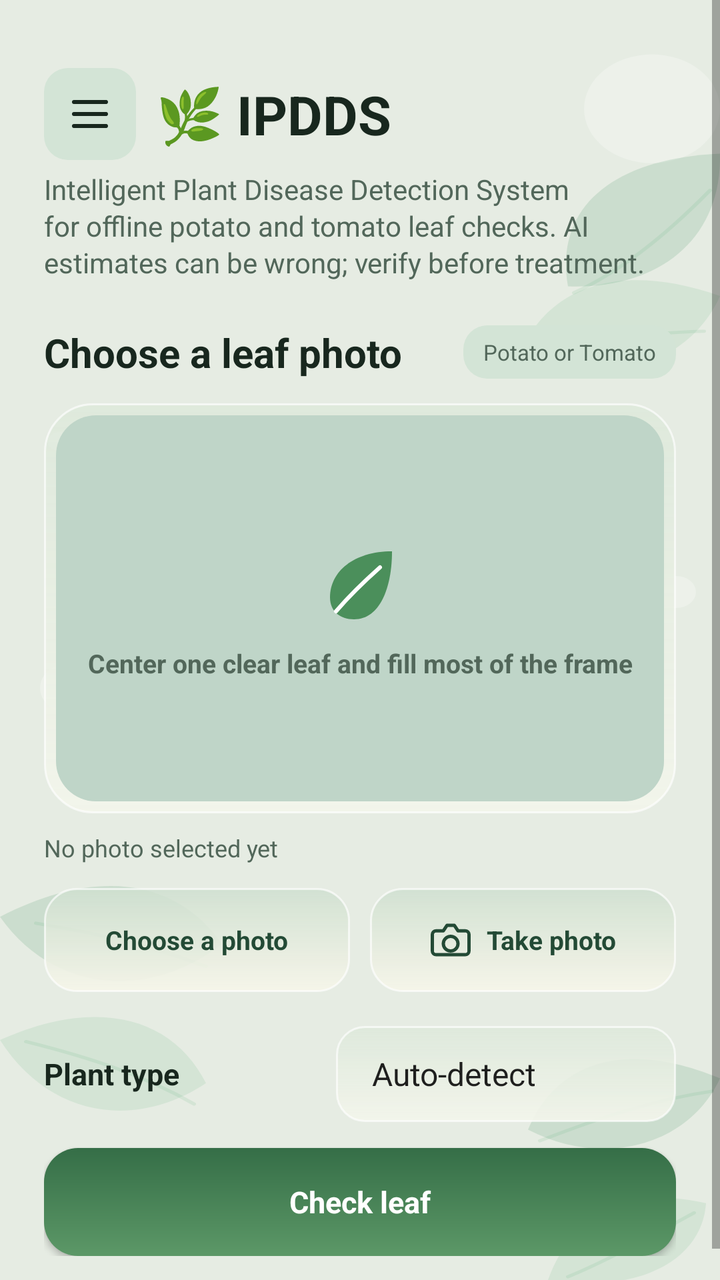
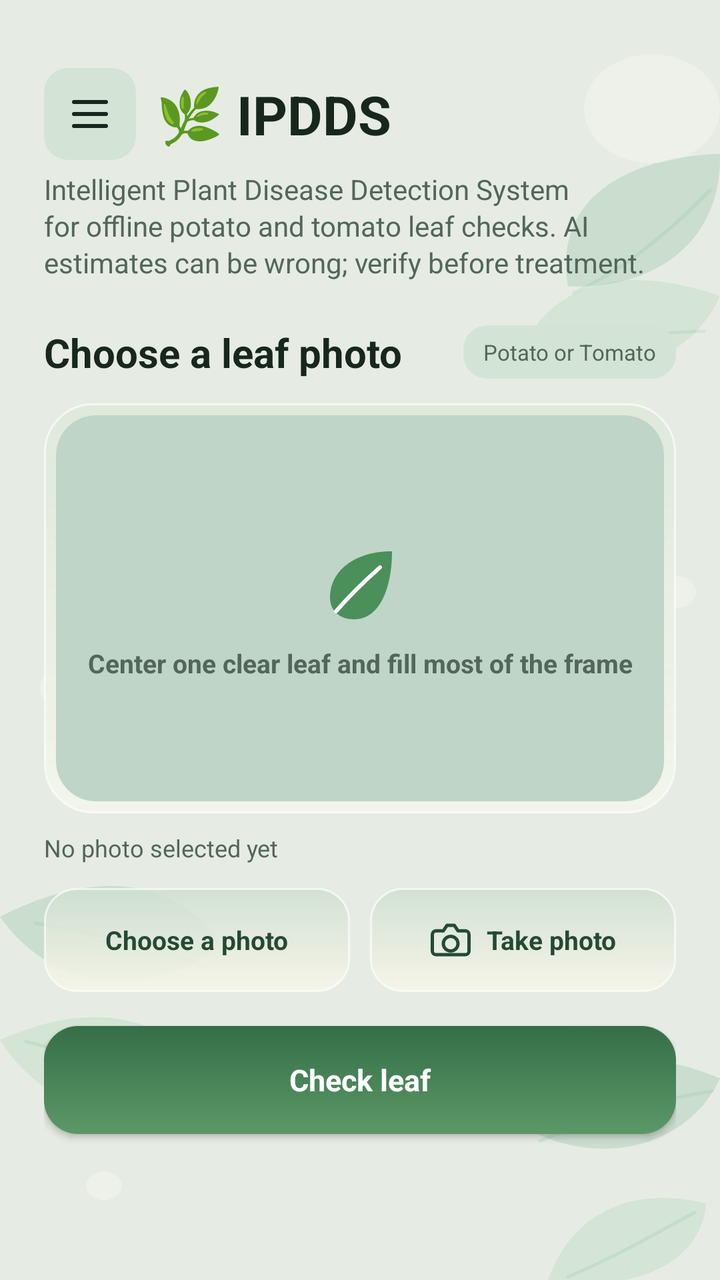

An Android layout rendered at two revisions. The XML below is the earlier revision; the diff shows what the commit changed to produce the second picture.
<!-- AndroidManifest.xml: application theme AppTheme -->
<!-- res/layout/page_scanner.xml -->
<ScrollView xmlns:android="http://schemas.android.com/apk/res/android"
    android:layout_width="match_parent"
    android:layout_height="match_parent"
    android:background="@drawable/plant_wallpaper"
    android:clipToPadding="false"
    android:fillViewport="true">

    <LinearLayout
        android:layout_width="match_parent"
        android:layout_height="wrap_content"
        android:orientation="vertical"
        android:paddingStart="22dp"
        android:paddingTop="34dp"
        android:paddingEnd="22dp"
        android:paddingBottom="28dp">

        <LinearLayout
            android:layout_width="match_parent"
            android:layout_height="wrap_content"
            android:gravity="center_vertical"
            android:orientation="horizontal">

            <ImageButton
                android:id="@+id/open_drawer"
                android:layout_width="46dp"
                android:layout_height="46dp"
                android:layout_marginEnd="10dp"
                android:background="@drawable/crop_hint_badge"
                android:contentDescription="@string/open_navigation"
                android:padding="11dp"
                android:src="@drawable/ic_menu"
                android:tint="@color/text_primary" />

            <TextView
                android:layout_width="0dp"
                android:layout_height="wrap_content"
                android:layout_weight="1"
                android:fontFamily="sans-serif"
                android:text="@string/brand_name"
                android:textColor="@color/text_primary"
                android:textSize="27sp"
                android:textStyle="bold" />
        </LinearLayout>

        <TextView
            android:layout_width="match_parent"
            android:layout_height="wrap_content"
            android:layout_marginTop="5dp"
            android:lineSpacingExtra="2dp"
            android:text="@string/subtitle"
            android:textColor="@color/text_secondary"
            android:textSize="14sp" />

        <LinearLayout
            android:layout_width="match_parent"
            android:layout_height="wrap_content"
            android:layout_marginTop="22dp"
            android:gravity="center_vertical"
            android:orientation="horizontal">

            <TextView
                android:layout_width="0dp"
                android:layout_height="wrap_content"
                android:layout_weight="1"
                android:text="@string/photo_section_title"
                android:textColor="@color/text_primary"
                android:textSize="20sp"
                android:textStyle="bold" />

            <TextView
                android:layout_width="wrap_content"
                android:layout_height="wrap_content"
                android:background="@drawable/crop_hint_badge"
                android:paddingStart="10dp"
                android:paddingTop="6dp"
                android:paddingEnd="10dp"
                android:paddingBottom="6dp"
                android:text="@string/crop_hint"
                android:textColor="@color/text_secondary"
                android:textSize="11sp" />
        </LinearLayout>

        <FrameLayout
            android:layout_width="match_parent"
            android:layout_height="205dp"
            android:layout_marginTop="12dp"
            android:background="@drawable/photo_frame"
            android:padding="6dp">

            <ImageView
                android:id="@+id/leaf_image"
                android:layout_width="match_parent"
                android:layout_height="match_parent"
                android:background="@drawable/image_placeholder"
                android:contentDescription="@string/no_image_selected"
                android:outlineProvider="background"
                android:scaleType="centerCrop" />

            <TextView
                android:id="@+id/empty_image_hint"
                android:layout_width="wrap_content"
                android:layout_height="wrap_content"
                android:layout_gravity="center"
                android:gravity="center"
                android:drawablePadding="7dp"
                android:drawableTop="@drawable/ic_leaf"
                android:text="@string/photo_placeholder"
                android:textColor="@color/text_secondary"
                android:textSize="13sp"
                android:textStyle="bold" />
        </FrameLayout>

        <TextView
            android:id="@+id/selected_file"
            android:layout_width="match_parent"
            android:layout_height="wrap_content"
            android:layout_marginTop="9dp"
            android:ellipsize="middle"
            android:maxLines="1"
            android:text="@string/no_image_selected"
            android:textColor="@color/text_secondary"
            android:textSize="12sp" />

        <LinearLayout
            android:layout_width="match_parent"
            android:layout_height="wrap_content"
            android:layout_marginTop="12dp"
            android:orientation="horizontal">

            <Button
                android:id="@+id/choose_image"
                android:layout_width="0dp"
                android:layout_height="52dp"
                android:layout_weight="1"
                android:background="@drawable/secondary_button"
                android:minHeight="0dp"
                android:text="@string/choose_image"
                android:textAllCaps="false"
                android:textColor="@color/button_secondary_text"
                android:textSize="13sp"
                android:textStyle="bold" />

            <View
                android:layout_width="10dp"
                android:layout_height="1dp" />

            <LinearLayout
                android:id="@+id/capture_photo"
                android:layout_width="0dp"
                android:layout_height="52dp"
                android:layout_weight="1"
                android:background="@drawable/secondary_button"
                android:clickable="true"
                android:focusable="true"
                android:gravity="center"
                android:orientation="horizontal">

                <ImageView
                    android:layout_width="22dp"
                    android:layout_height="22dp"
                    android:contentDescription="@null"
                    android:src="@drawable/ic_camera"
                    android:tint="@color/button_secondary_text" />

                <TextView
                    android:layout_width="wrap_content"
                    android:layout_height="wrap_content"
                    android:layout_marginStart="7dp"
                    android:text="@string/capture_photo"
                    android:textColor="@color/button_secondary_text"
                    android:textSize="13sp"
                    android:textStyle="bold" />
            </LinearLayout>
        </LinearLayout>

        <LinearLayout
            android:layout_width="match_parent"
            android:layout_height="wrap_content"
            android:layout_marginTop="17dp"
            android:gravity="center_vertical"
            android:orientation="horizontal">

            <TextView
                android:id="@+id/crop_label"
                android:layout_width="0dp"
                android:layout_height="wrap_content"
                android:layout_weight="1"
                android:text="@string/crop_label"
                android:textColor="@color/text_primary"
                android:textSize="15sp"
                android:textStyle="bold" />

            <Spinner
                android:id="@+id/crop_selector"
                android:layout_width="170dp"
                android:layout_height="48dp"
                android:background="@drawable/crop_selector_background"
                android:entries="@array/crop_options"
                android:paddingStart="10dp"
                android:paddingEnd="10dp" />
        </LinearLayout>

        <Button
            android:id="@+id/analyze_image"
            android:layout_width="match_parent"
            android:layout_height="54dp"
            android:layout_marginTop="13dp"
            android:background="@drawable/primary_button"
            android:minHeight="0dp"
            android:text="@string/analyze"
            android:textAllCaps="false"
            android:textColor="@color/button_primary_text"
            android:textSize="15sp"
            android:textStyle="bold" />

        <ProgressBar
            android:id="@+id/progress"
            style="?android:attr/progressBarStyleHorizontal"
            android:layout_width="match_parent"
            android:layout_height="4dp"
            android:layout_marginTop="12dp"
            android:indeterminate="true"
            android:visibility="gone" />

        <TextView
            android:id="@+id/status"
            android:layout_width="match_parent"
            android:layout_height="wrap_content"
            android:layout_marginTop="12dp"
            android:background="@drawable/status_panel"
            android:padding="12dp"
            android:textColor="@color/text_error"
            android:textSize="13sp"
            android:visibility="gone" />

        <LinearLayout
            android:id="@+id/result_panel"
            android:layout_width="match_parent"
            android:layout_height="wrap_content"
            android:layout_marginTop="20dp"
            android:background="@drawable/result_panel"
            android:orientation="vertical"
            android:padding="18dp"
            android:visibility="gone">

            <TextView
                android:id="@+id/result_crop"
                android:layout_width="wrap_content"
                android:layout_height="wrap_content"
                android:background="@drawable/crop_hint_badge"
                android:paddingStart="10dp"
                android:paddingTop="6dp"
                android:paddingEnd="10dp"
                android:paddingBottom="6dp"
                android:textColor="@color/text_accent"
                android:textSize="12sp"
                android:textStyle="bold" />

            <TextView
                android:id="@+id/result_diagnosis"
                android:layout_width="match_parent"
                android:layout_height="wrap_content"
                android:layout_marginTop="13dp"
                android:fontFamily="serif"
                android:textColor="@color/text_primary"
                android:textSize="25sp"
                android:textStyle="bold" />

            <TextView
                android:id="@+id/result_confidence"
                android:layout_width="match_parent"
                android:layout_height="wrap_content"
                android:layout_marginTop="5dp"
                android:textColor="@color/text_secondary"
                android:textSize="13sp" />

            <TextView
                android:id="@+id/result_pathogen_label"
                android:layout_width="match_parent"
                android:layout_height="wrap_content"
                android:layout_marginTop="17dp"
                android:text="@string/pathogen_title"
                android:textColor="@color/text_secondary"
                android:textSize="12sp"
                android:textStyle="bold" />

            <TextView
                android:id="@+id/result_pathogen"
                android:layout_width="match_parent"
                android:layout_height="wrap_content"
                android:layout_marginTop="4dp"
                android:textColor="@color/text_primary"
                android:textSize="14sp" />

            <TextView
                android:id="@+id/result_treatment_label"
                android:layout_width="match_parent"
                android:layout_height="wrap_content"
                android:layout_marginTop="17dp"
                android:text="@string/treatment_title"
                android:textColor="@color/text_secondary"
                android:textSize="12sp"
                android:textStyle="bold" />

            <TextView
                android:id="@+id/result_treatment"
                android:layout_width="match_parent"
                android:layout_height="wrap_content"
                android:layout_marginTop="4dp"
                android:lineSpacingExtra="3dp"
                android:textColor="@color/text_primary"
                android:textSize="14sp" />

            <TextView
                android:id="@+id/result_warning"
                android:layout_width="match_parent"
                android:layout_height="wrap_content"
                android:layout_marginTop="14dp"
                android:background="@drawable/status_panel"
                android:padding="12dp"
                android:textColor="@color/text_warning"
                android:textSize="13sp"
                android:visibility="gone" />
        </LinearLayout>

    </LinearLayout>
</ScrollView>
<!-- resources referenced by this layout -->
<resources>
  <string-array name="crop_options">
          <item>Auto-detect</item>
          <item>Potato</item>
          <item>Tomato</item>
      </string-array>
  <color name="button_primary_text">#FFFFFF</color>
  <color name="button_secondary_text">#234A35</color>
  <color name="text_accent">#28583A</color>
  <color name="text_error">#873E37</color>
  <color name="text_primary">#18271E</color>
  <color name="text_secondary">#52675A</color>
  <color name="text_warning">#79521B</color>
  <!-- drawable crop_hint_badge (drawable) -->
  <shape xmlns:android="http://schemas.android.com/apk/res/android">
      <solid android:color="@color/surface_secondary" />
      <corners android:radius="12dp" />
  </shape>
  <!-- drawable crop_selector_background (drawable) -->
  <shape xmlns:android="http://schemas.android.com/apk/res/android">
      <gradient
          android:angle="90"
          android:endColor="@color/glass_surface_bottom"
          android:startColor="@color/glass_surface_top" />
      <corners android:radius="14dp" />
      <stroke
          android:width="1dp"
          android:color="@color/glass_border" />
  </shape>
  <!-- drawable image_placeholder (drawable) -->
  <shape xmlns:android="http://schemas.android.com/apk/res/android">
      <solid android:color="@color/surface_photo" />
      <corners android:radius="20dp" />
  </shape>
  <!-- drawable photo_frame (drawable) -->
  <shape xmlns:android="http://schemas.android.com/apk/res/android">
      <gradient
          android:angle="90"
          android:endColor="@color/glass_surface_bottom"
          android:startColor="@color/glass_surface_top" />
      <corners android:radius="24dp" />
      <stroke
          android:width="1dp"
          android:color="@color/glass_border" />
  </shape>
  <!-- drawable primary_button (drawable) -->
  <shape xmlns:android="http://schemas.android.com/apk/res/android">
      <gradient
          android:angle="90"
          android:endColor="@color/primary_button_bottom"
          android:startColor="@color/primary_button_top" />
      <corners android:radius="17dp" />
  </shape>
  <!-- drawable status_panel (drawable) -->
  <shape xmlns:android="http://schemas.android.com/apk/res/android">
      <solid android:color="@color/status_background" />
      <corners android:radius="12dp" />
  </shape>
  <string name="analyze">Check leaf</string>
  <string name="brand_name">🌿 IPDDS</string>
  <string name="capture_photo">Take photo</string>
  <string name="choose_image">Choose a photo</string>
  <string name="crop_hint">Potato or Tomato</string>
  <string name="crop_label">Plant type</string>
  <string name="no_image_selected">No photo selected yet</string>
  <string name="open_navigation">Open navigation menu</string>
  <string name="pathogen_title">Cause</string>
  <string name="photo_placeholder">Center one clear leaf and fill most of the frame</string>
  <string name="photo_section_title">Choose a leaf photo</string>
  <string name="subtitle">Intelligent Plant Disease Detection System for offline potato and tomato leaf checks. AI estimates can be wrong; verify before treatment.</string>
  <string name="treatment_title">Suggested care</string>
  <color name="surface_secondary">#D3E4D6</color>
  <color name="glass_surface_bottom">#CFDCE8DA</color>
  <color name="glass_surface_top">#EAF3F5EB</color>
  <color name="glass_border">#A8FFFFFF</color>
  <color name="color_accent">#4B8F5B</color>
  <color name="surface_photo">#BFD5C8</color>
  <color name="primary_button_bottom">#356E47</color>
  <color name="primary_button_top">#5C9867</color>
  <color name="glass_button_bottom">#D5CEDFCF</color>
  <color name="glass_button_top">#EAF6F5E9</color>
  <color name="status_background">#E8DCD7</color>
  <color name="screen_background">#E6ECE3</color>
  <!-- unchanged entries left out for length: 7 -->
</resources>

<!-- the commit's change to res/layout/page_scanner.xml (unified diff, before → after) -->
@@ -173,38 +173,11 @@
             </LinearLayout>
         </LinearLayout>
 
-        <LinearLayout
-            android:layout_width="match_parent"
-            android:layout_height="wrap_content"
-            android:layout_marginTop="17dp"
-            android:gravity="center_vertical"
-            android:orientation="horizontal">
-
-            <TextView
-                android:id="@+id/crop_label"
-                android:layout_width="0dp"
-                android:layout_height="wrap_content"
-                android:layout_weight="1"
-                android:text="@string/crop_label"
-                android:textColor="@color/text_primary"
-                android:textSize="15sp"
-                android:textStyle="bold" />
-
-            <Spinner
-                android:id="@+id/crop_selector"
-                android:layout_width="170dp"
-                android:layout_height="48dp"
-                android:background="@drawable/crop_selector_background"
-                android:entries="@array/crop_options"
-                android:paddingStart="10dp"
-                android:paddingEnd="10dp" />
-        </LinearLayout>
-
         <Button
             android:id="@+id/analyze_image"
             android:layout_width="match_parent"
             android:layout_height="54dp"
-            android:layout_marginTop="13dp"
+            android:layout_marginTop="17dp"
             android:background="@drawable/primary_button"
             android:minHeight="0dp"
             android:text="@string/analyze"
<!-- resource entries referenced after the edit -->
@@ -1,10 +1,5 @@
 <!-- resources referenced by this layout -->
 <resources>
-  <string-array name="crop_options">
-          <item>Auto-detect</item>
-          <item>Potato</item>
-          <item>Tomato</item>
-      </string-array>
   <color name="button_primary_text">#FFFFFF</color>
   <color name="button_secondary_text">#234A35</color>
   <color name="text_accent">#28583A</color>
@@ -16,17 +11,6 @@
   <shape xmlns:android="http://schemas.android.com/apk/res/android">
       <solid android:color="@color/surface_secondary" />
       <corners android:radius="12dp" />
-  </shape>
-  <!-- drawable crop_selector_background (drawable) -->
-  <shape xmlns:android="http://schemas.android.com/apk/res/android">
-      <gradient
-          android:angle="90"
-          android:endColor="@color/glass_surface_bottom"
-          android:startColor="@color/glass_surface_top" />
-      <corners android:radius="14dp" />
-      <stroke
-          android:width="1dp"
-          android:color="@color/glass_border" />
   </shape>
   <!-- drawable image_placeholder (drawable) -->
   <shape xmlns:android="http://schemas.android.com/apk/res/android">
@@ -62,7 +46,6 @@
   <string name="capture_photo">Take photo</string>
   <string name="choose_image">Choose a photo</string>
   <string name="crop_hint">Potato or Tomato</string>
-  <string name="crop_label">Plant type</string>
   <string name="no_image_selected">No photo selected yet</string>
   <string name="open_navigation">Open navigation menu</string>
   <string name="pathogen_title">Cause</string>
